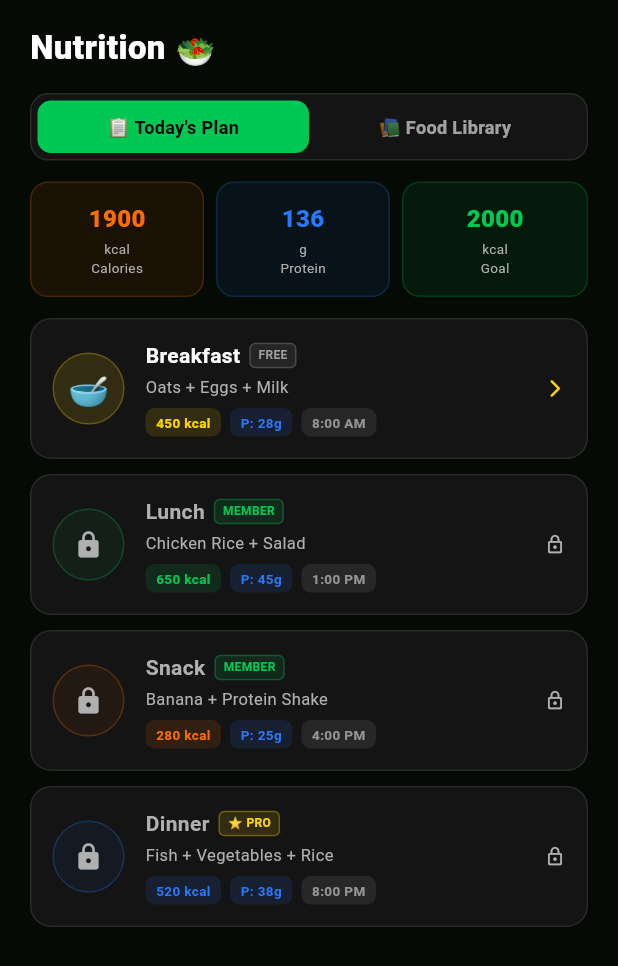
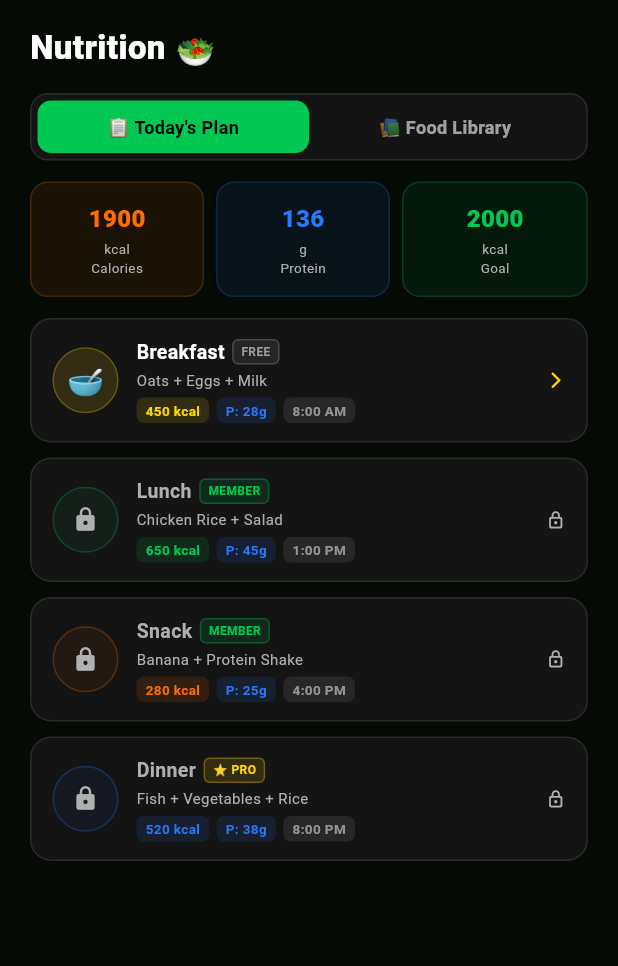
Before and after one commit to AAbdullahRajput/FitLife, a Flutter app: the MealsScreen screen opened by its route, on a phone screen of 412 x 824 dp. Shown: the top 966 px of the screen. Run offline on Flutter 3.47's test engine with Material 3 defaults, Android fonts, the phone set to English and light mode, and no system bars; our stand-ins replace shared_preferences, supabase_flutter; accounts and stored records are empty; network calls fail.

Commit message:
Layout Fixed

```diff
--- a/lib/screens/meals/meals_screen.dart
+++ b/lib/screens/meals/meals_screen.dart
@@ -402,6 +402,7 @@ class _MealsScreenState extends State<MealsScreen>
               border: Border.all(color: color.withOpacity(0.2)),
             ),
             child: Column(
+              mainAxisSize: MainAxisSize.min,
               children: [
                 Text(m['value'] as String,
                     style: TextStyle(
@@ -423,6 +424,7 @@ class _MealsScreenState extends State<MealsScreen>
     );
   }
 
+  // ── FIXED: meal card column uses mainAxisSize.min + Wrap for chips ───────────
   Widget _buildMealCard({
     required Map<String, dynamic> meal,
     required Color cardColor,
@@ -439,17 +441,18 @@ class _MealsScreenState extends State<MealsScreen>
       onTap: () => _onMealTap(meal),
       child: Container(
         margin: const EdgeInsets.only(bottom: 10),
-        padding: const EdgeInsets.all(14),
+        padding: const EdgeInsets.symmetric(horizontal: 14, vertical: 12),
         decoration: BoxDecoration(
           borderRadius: BorderRadius.circular(14),
           color: cardColor,
           border: Border.all(color: borderColor),
         ),
         child: Row(
+          crossAxisAlignment: CrossAxisAlignment.center,
           children: [
             Container(
-              width: 48,
-              height: 48,
+              width: 44,
+              height: 44,
               decoration: BoxDecoration(
                 shape: BoxShape.circle,
                 color: color.withOpacity(isUnlocked ? 0.12 : 0.06),
@@ -458,52 +461,52 @@ class _MealsScreenState extends State<MealsScreen>
               child: Center(
                 child: isUnlocked
                     ? Text(meal['emoji'] as String,
-                        style: const TextStyle(fontSize: 22))
+                        style: const TextStyle(fontSize: 20))
                     : Icon(Icons.lock_rounded,
-                        size: 20, color: textSecondary),
+                        size: 18, color: textSecondary),
               ),
             ),
-            const SizedBox(width: 14),
+            const SizedBox(width: 12),
             Expanded(
               child: Column(
+                mainAxisSize: MainAxisSize.min,
                 crossAxisAlignment: CrossAxisAlignment.start,
                 children: [
+                  // Name + tier badge
                   Row(
                     children: [
                       Flexible(
                         child: Text(
                           (meal['meal'] ?? meal['name']) as String? ?? '',
                           style: TextStyle(
-                            fontSize: 14,
+                            fontSize: 13,
                             fontWeight: FontWeight.w700,
-                            color: isUnlocked
-                                ? textPrimary
-                                : textSecondary,
+                            color: isUnlocked ? textPrimary : textSecondary,
                           ),
                           overflow: TextOverflow.ellipsis,
+                          maxLines: 1,
                         ),
                       ),
-                      const SizedBox(width: 6),
+                      const SizedBox(width: 5),
                       _buildTierBadge(tier),
                     ],
                   ),
-                  const SizedBox(height: 3),
+                  const SizedBox(height: 2),
                   Text(
                     (meal['items'] as String?) ?? '',
-                    style:
-                        TextStyle(fontSize: 11, color: textSecondary),
+                    style: TextStyle(fontSize: 10, color: textSecondary),
                     maxLines: 1,
                     overflow: TextOverflow.ellipsis,
                   ),
-                  const SizedBox(height: 6),
-                  Row(
+                  const SizedBox(height: 5),
+                  // Chips — Wrap prevents horizontal overflow
+                  Wrap(
+                    spacing: 5,
+                    runSpacing: 3,
                     children: [
-                      _buildMiniChip(
-                          '${meal['calories']} kcal', color),
-                      const SizedBox(width: 6),
+                      _buildMiniChip('${meal['calories']} kcal', color),
                       _buildMiniChip('P: ${meal['protein']}g',
                           const Color(0xFF2979FF)),
-                      const SizedBox(width: 6),
                       if ((meal['time'] as String?) != null)
                         _buildMiniChip(
                             meal['time'] as String,
@@ -522,7 +525,7 @@ class _MealsScreenState extends State<MealsScreen>
               isUnlocked
                   ? Icons.arrow_forward_ios_rounded
                   : Icons.lock_outline_rounded,
-              size: 14,
+              size: 13,
               color: isUnlocked ? color : textSecondary,
             ),
           ],
@@ -533,9 +536,9 @@ class _MealsScreenState extends State<MealsScreen>
 
   Widget _buildMiniChip(String label, Color color) {
     return Container(
-      padding: const EdgeInsets.symmetric(horizontal: 7, vertical: 3),
+      padding: const EdgeInsets.symmetric(horizontal: 6, vertical: 2),
       decoration: BoxDecoration(
-        borderRadius: BorderRadius.circular(6),
+        borderRadius: BorderRadius.circular(5),
         color: color.withOpacity(0.12),
       ),
       child: Text(label,
@@ -765,13 +768,14 @@ class _MealsScreenState extends State<MealsScreen>
                         textPrimary: textPrimary),
                     const SizedBox(height: 20),
                   ],
+                  // FIX: increased mainAxisExtent to 120 so chips row fits without overflow
                   GridView.builder(
                     shrinkWrap: true,
                     physics: const NeverScrollableScrollPhysics(),
                     gridDelegate:
                         const SliverGridDelegateWithMaxCrossAxisExtent(
                       maxCrossAxisExtent: 520,
-                      mainAxisExtent: 110,
+                      mainAxisExtent: 120,
                       crossAxisSpacing: 12,
                       mainAxisSpacing: 12,
                     ),
```
Also changed, not shown: lib/screens/workout/workout_screen.dart (+40 -26 lines).
